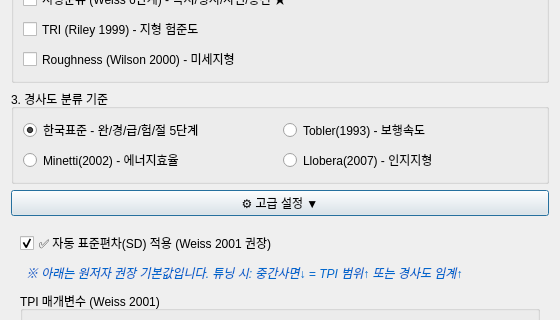
lzpxilfe/ar, file tools/terrain_analysis_dialog_base.ui: the form before one commit; both pictures show x 0 to 560 and y 212 to 532 of the 560 by 766 pixel window.
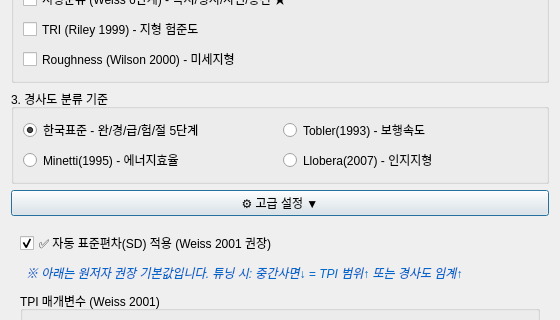
The form after the commit. Custom widgets are drawn as their Qt base class.

Commit message: Docs: expand references for pathfinding and models

```diff
--- a/tools/terrain_analysis_dialog_base.ui
+++ b/tools/terrain_analysis_dialog_base.ui
@@ -127,7 +127,7 @@
       <item row="1" column="0">
        <widget class="QRadioButton" name="radioMinetti">
         <property name="text">
-         <string>Minetti(2002) - 에너지효율</string>
+          <string>Minetti(1995) - 에너지효율</string>
         </property>
         <property name="toolTip">
          <string>&lt;html&gt;&lt;b&gt;Minetti 에너지 소비 함수&lt;/b&gt;&lt;hr/&gt;&lt;i&gt;Minetti, A. E. (2002). Optimum gradient of mountain paths. Journal of Applied Physiology 79(5):1698-1703.&lt;/i&gt;&lt;br/&gt;&lt;br/&gt;경사에 따른 에너지 소비량(J/kg/m) 변화를 분석합니다.&lt;br/&gt;&lt;br/&gt;&lt;b&gt;고고학 활용:&lt;/b&gt;&lt;br/&gt;• 운반 경로 최적화 분석&lt;br/&gt;• 고대 노동력 추정&lt;/html&gt;</string>
```
Left out of the diff: 2 changed lines with no effect on the pictures. Lines whose indentation alone changed are shown as unchanged. The commit also changes 2 other files.
